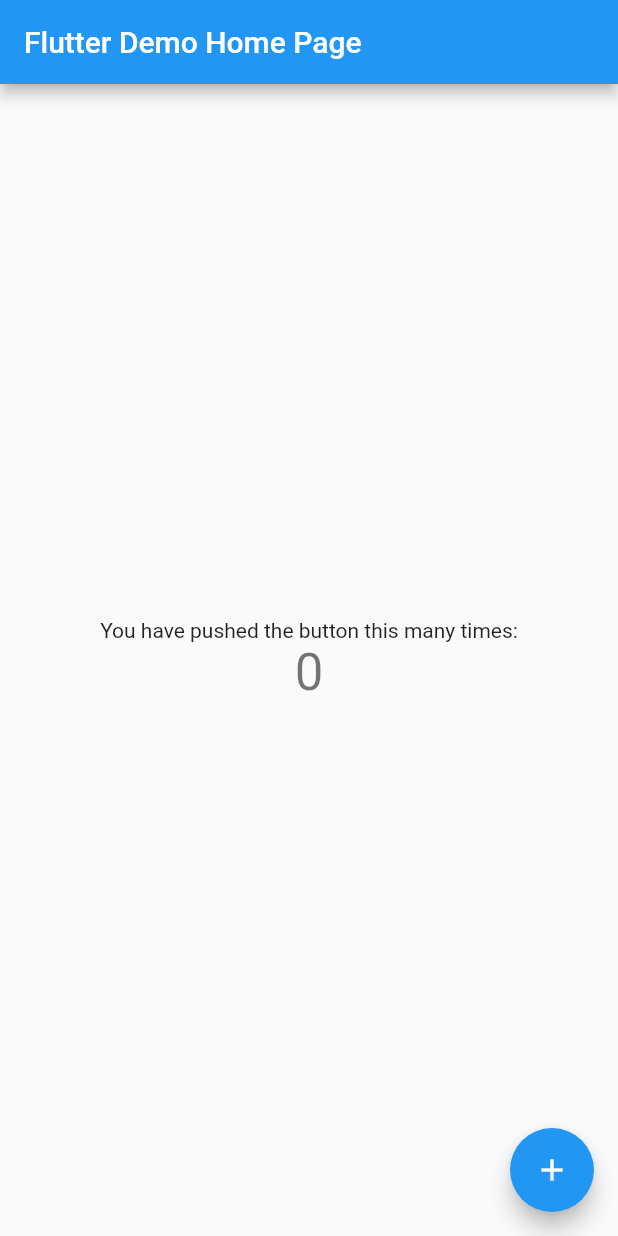
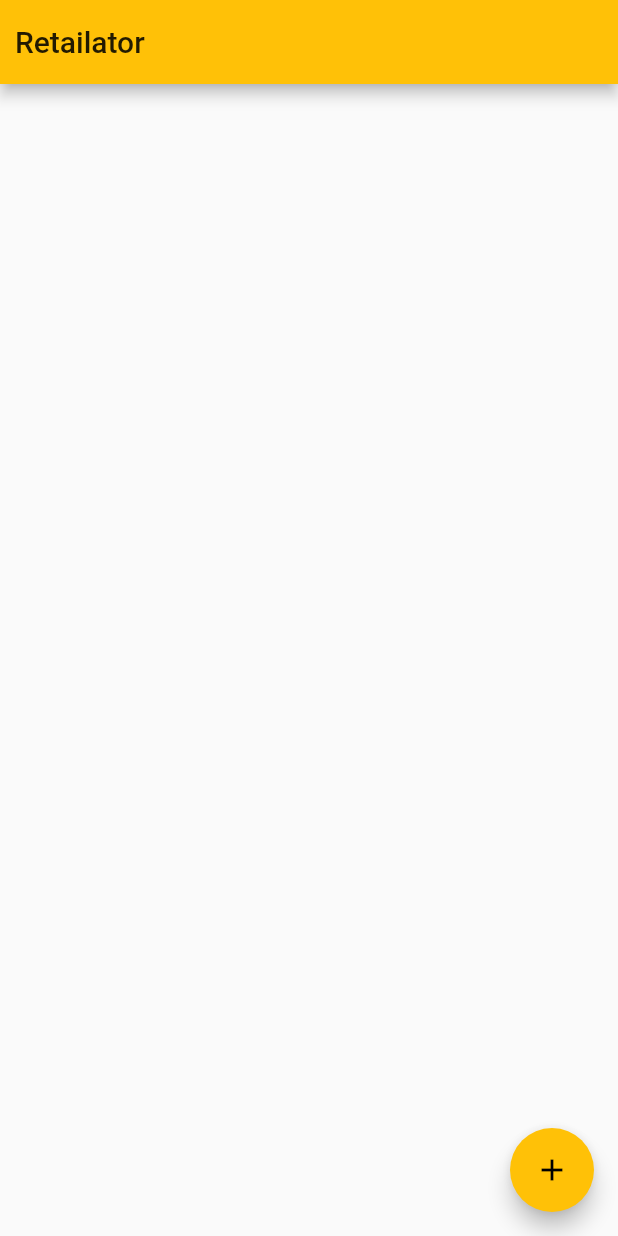
Before and after one commit to plcharl/retailator, a Flutter app: the screen it shows after launch, on a phone screen of 412 x 824 dp. Run offline on Flutter 3.47's test engine with Material 2 defaults, Android fonts, the phone set to English and light mode, and no system bars.

Commit message:
implement route_generator class: app routing class
created home_page.dart, and HomePage() and associated state classes were moved from main to this

```diff
--- /dev/null
+++ b/retailator/lib/home_page.dart
@@ -0,0 +1,58 @@
+import 'package:flutter/material.dart';
+
+class MyHomePage extends StatefulWidget {
+  MyHomePage({Key key, this.title}) : super(key: key);
+
+  // This widget is the home page of your application. It is stateful, meaning
+  // that it has a State object (defined below) that contains fields that affect
+  // how it looks.
+
+  // This class is the configuration for the state. It holds the values (in this
+  // case the title) provided by the parent (in this case the App widget) and
+  // used by the build method of the State. Fields in a Widget subclass are
+  // always marked "final".
+
+  final String title;
+
+  @override
+  _MyHomePageState createState() => _MyHomePageState();
+}
+
+class _MyHomePageState extends State<MyHomePage> {
+  int _counter = 0;
+
+  void _incrementCounter() {
+    setState(() {
+      // This call to setState tells the Flutter framework that something has
+      // changed in this State, which causes it to rerun the build method below
+      // so that the display can reflect the updated values. If we changed
+      // _counter without calling setState(), then the build method would not be
+      // called again, and so nothing would appear to happen.
+      _counter++;
+    });
+  }
+
+  @override
+  Widget build(BuildContext context) {
+    // This method is rerun every time setState is called, for instance as done
+    // by the _incrementCounter method above.
+    //
+    // The Flutter framework has been optimized to make rerunning build methods
+    // fast, so that you can just rebuild anything that needs updating rather
+    // than having to individually change instances of widgets.
+    return Scaffold(
+      appBar: AppBar(
+        // Here we take the value from the MyHomePage object that was created by
+        // the App.build method, and use it to set our appbar title.
+        title: Text(widget.title),
+        titleSpacing: 10.0,
+      ),
+      body: Center(),
+      floatingActionButton: FloatingActionButton(
+        onPressed: _incrementCounter,
+        tooltip: 'Increment',
+        child: Icon(Icons.add),
+      ), // This trailing comma makes auto-formatting nicer for build methods.
+    );
+  }
+}
--- a/retailator/lib/main.dart
+++ b/retailator/lib/main.dart
@@ -1,4 +1,6 @@
 import 'package:flutter/material.dart';
+import 'package:retailator/home_page.dart';
+import 'package:retailator/route_generator.dart';
 
 void main() {
   runApp(MyApp());
@@ -11,103 +13,10 @@ class MyApp extends StatelessWidget {
     return MaterialApp(
       title: 'Flutter Demo',
       theme: ThemeData(
-        // This is the theme of your application.
-        //
-        // Try running your application with "flutter run". You'll see the
-        // application has a blue toolbar. Then, without quitting the app, try
-        // changing the primarySwatch below to Colors.green and then invoke
-        // "hot reload" (press "r" in the console where you ran "flutter run",
-        // or simply save your changes to "hot reload" in a Flutter IDE).
-        // Notice that the counter didn't reset back to zero; the application
-        // is not restarted.
-        primarySwatch: Colors.blue,
+        primarySwatch: Colors.amber,
       ),
-      home: MyHomePage(title: 'Flutter Demo Home Page'),
+      initialRoute: '/',
+      onGenerateRoute: RouteGenerator.generateRoute,
     );
   }
 }
-
-class MyHomePage extends StatefulWidget {
-  MyHomePage({Key key, this.title}) : super(key: key);
-
-  // This widget is the home page of your application. It is stateful, meaning
-  // that it has a State object (defined below) that contains fields that affect
-  // how it looks.
-
-  // This class is the configuration for the state. It holds the values (in this
-  // case the title) provided by the parent (in this case the App widget) and
-  // used by the build method of the State. Fields in a Widget subclass are
-  // always marked "final".
-
-  final String title;
-
-  @override
-  _MyHomePageState createState() => _MyHomePageState();
-}
-
-class _MyHomePageState extends State<MyHomePage> {
-  int _counter = 0;
-
-  void _incrementCounter() {
-    setState(() {
-      // This call to setState tells the Flutter framework that something has
-      // changed in this State, which causes it to rerun the build method below
-      // so that the display can reflect the updated values. If we changed
-      // _counter without calling setState(), then the build method would not be
-      // called again, and so nothing would appear to happen.
-      _counter++;
-    });
-  }
-
-  @override
-  Widget build(BuildContext context) {
-    // This method is rerun every time setState is called, for instance as done
-    // by the _incrementCounter method above.
-    //
-    // The Flutter framework has been optimized to make rerunning build methods
-    // fast, so that you can just rebuild anything that needs updating rather
-    // than having to individually change instances of widgets.
-    return Scaffold(
-      appBar: AppBar(
-        // Here we take the value from the MyHomePage object that was created by
-        // the App.build method, and use it to set our appbar title.
-        title: Text(widget.title),
-      ),
-      body: Center(
-        // Center is a layout widget. It takes a single child and positions it
-        // in the middle of the parent.
-        child: Column(
-          // Column is also a layout widget. It takes a list of children and
-          // arranges them vertically. By default, it sizes itself to fit its
-          // children horizontally, and tries to be as tall as its parent.
-          //
-          // Invoke "debug painting" (press "p" in the console, choose the
-          // "Toggle Debug Paint" action from the Flutter Inspector in Android
-          // Studio, or the "Toggle Debug Paint" command in Visual Studio Code)
-          // to see the wireframe for each widget.
-          //
-          // Column has various properties to control how it sizes itself and
-          // how it positions its children. Here we use mainAxisAlignment to
-          // center the children vertically; the main axis here is the vertical
-          // axis because Columns are vertical (the cross axis would be
-          // horizontal).
-          mainAxisAlignment: MainAxisAlignment.center,
-          children: <Widget>[
-            Text(
-              'You have pushed the button this many times:',
-            ),
-            Text(
-              '$_counter',
-              style: Theme.of(context).textTheme.headline4,
-            ),
-          ],
-        ),
-      ),
-      floatingActionButton: FloatingActionButton(
-        onPressed: _incrementCounter,
-        tooltip: 'Increment',
-        child: Icon(Icons.add),
-      ), // This trailing comma makes auto-formatting nicer for build methods.
-    );
-  }
-}
--- /dev/null
+++ b/retailator/lib/route_generator.dart
@@ -0,0 +1,39 @@
+import 'package:flutter/material.dart';
+import 'package:retailator/home_page.dart';
+
+
+///Classe decrivant les routes de l'application
+///1: declaration de la route dans generateRoute
+///2: utilisation des routes dans les Widget via Navigator.pushNamed(nom_route)
+class RouteGenerator {
+  static Route<dynamic> generateRoute(RouteSettings settings) {
+    //Recuperation des arguments passés lors de l'appel a Navigator.pushNamed
+    final args = settings.arguments;
+
+    switch(settings.name){
+      case '/':
+        return MaterialPageRoute(builder: (buildContext) => MyHomePage(title: 'Retailator'));
+        //Il faut toujours s'assurer que les arguments transmis aux routes soient du bon type : il faut mettre une verification dans le RouteGenerator
+      case '/page':
+        //Verification du type des argument puis transmission de l'arg
+        if (args is String) {
+          return MaterialPageRoute(builder: (buildContext) => MyHomePage(/* transmettre arg */));
+        }
+        return _errorRoute();
+      default: _errorRoute();
+    }
+  }
+
+  static Route<dynamic> _errorRoute(){
+    return MaterialPageRoute(builder: (builder){
+      return Scaffold(
+        appBar: AppBar(
+          title: Text("Routing Error")
+        ),
+        body: Center(
+          child: Text("ERROR"),
+        ),
+      );
+    });
+  }
+}
```
